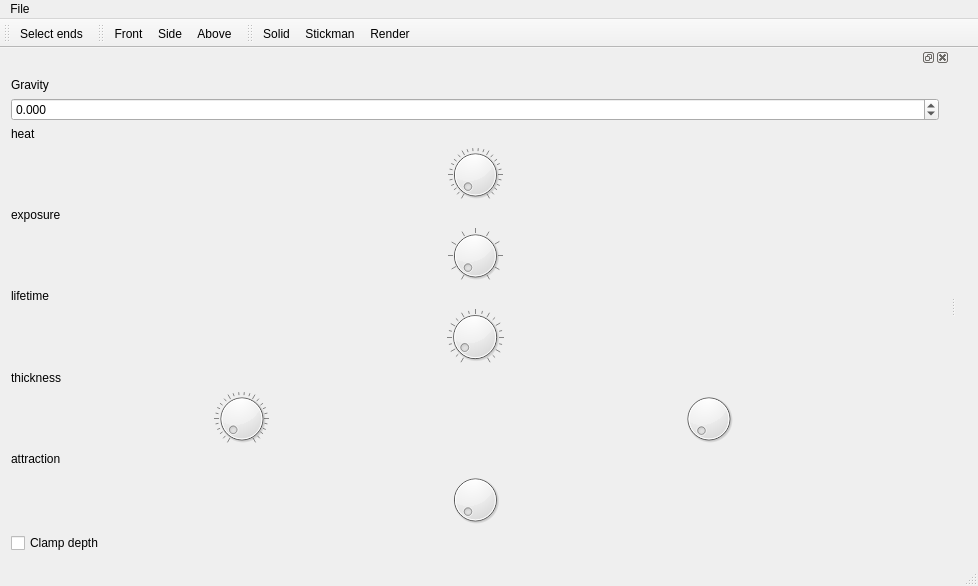
Old version of the form src/mainwindow.ui in the repository jhud/abtsynth.
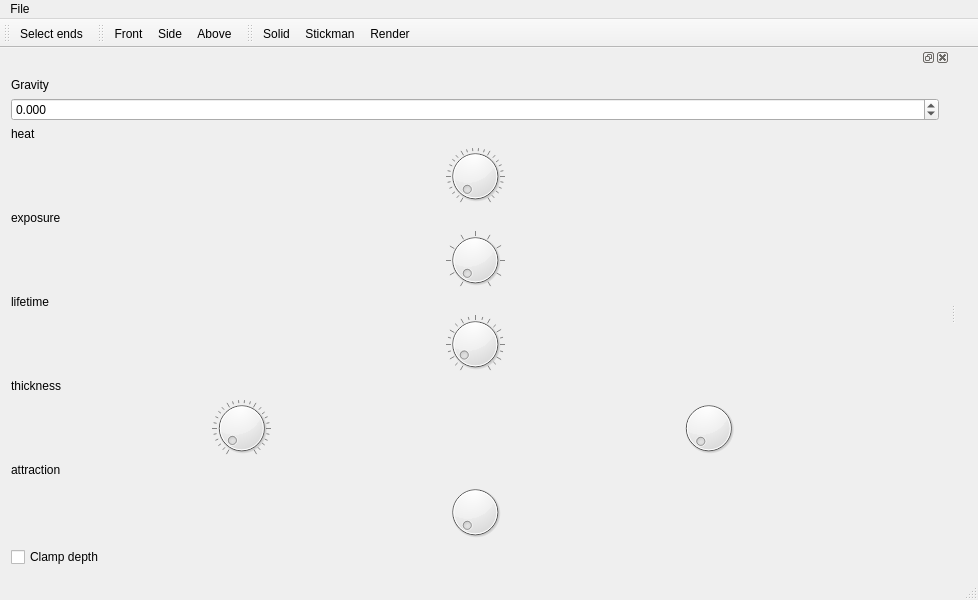
New version of the form. Custom widgets are drawn as their Qt base class.

The edit to the form file:
```diff
--- a/src/mainwindow.ui
+++ b/src/mainwindow.ui
@@ -7,7 +7,7 @@
     <x>0</x>
     <y>0</y>
     <width>978</width>
-    <height>586</height>
+    <height>600</height>
    </rect>
   </property>
   <property name="windowTitle">
```
Left out of the diff: 7 changed lines with no effect on the pictures.
